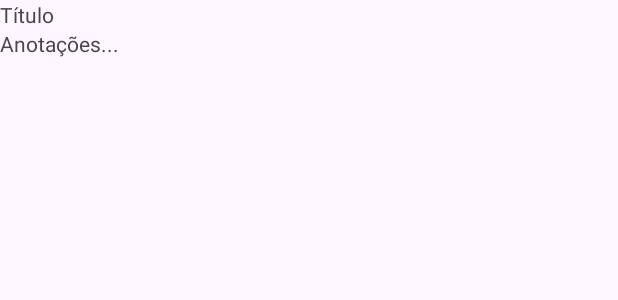
After one commit to Adylla027/Projeto-Integrador, an Android app: the layout fragment_visualizar_diario.xml on its own in the app's theme, with its tools: preview values and no code run, on a phone screen of 412 x 824 dp. The commit adds this screen. Shown: the top 300 px of the screen. Run offline under Robolectric (Android 15) with nearby library versions, the phone set to English and light mode, and no system bars.

Commit message:
leitura do banco de dados

```diff
--- a/app/src/main/java/com/adylla/atividade4/FragmentDiarioTexto.kt
+++ b/app/src/main/java/com/adylla/atividade4/FragmentDiarioTexto.kt
@@ -8,6 +8,7 @@ import android.view.ViewGroup
 import android.widget.Toast
 import androidx.fragment.app.setFragmentResult
 import androidx.navigation.fragment.findNavController
+import androidx.navigation.fragment.navArgs
 import com.adylla.atividade4.databinding.FragmentDiarioTextoBinding
 import com.google.firebase.Firebase
 import com.google.firebase.auth.FirebaseAuth
@@ -30,6 +31,7 @@ class FragmentDiarioTexto : Fragment() {
 
     private lateinit var auth: FirebaseAuth
 
+
     override fun onCreateView(
         inflater: LayoutInflater,
         container: ViewGroup?,
@@ -47,6 +49,7 @@ class FragmentDiarioTexto : Fragment() {
         auth = Firebase.auth
 
         initListener()
+
 
     }
 
--- a/app/src/main/java/com/adylla/atividade4/PaginaDiario.kt
+++ b/app/src/main/java/com/adylla/atividade4/PaginaDiario.kt
@@ -82,7 +82,7 @@ class PaginaDiario : Fragment() {
 
     private fun optionSelected(registro: RegistroDiario){
 
-        val action = PaginaDiarioDirections.actionPaginaDiarioToFragmentPaginaEscritaDiario()
+        val action = PaginaDiarioDirections.actionPaginaDiarioToVisualizarDiario(registro)
 
         findNavController().navigate(action)
     }
--- a/app/src/main/java/com/adylla/atividade4/registros/LoginProfissional.kt
+++ b/app/src/main/java/com/adylla/atividade4/registros/LoginProfissional.kt
@@ -55,14 +55,12 @@ class LoginProfissional : Fragment() {
                 Toast.makeText(requireContext(), "Preencha com email e senha!", Toast.LENGTH_SHORT).show()
 
             }else{
-                loginUser(email,senha)
+                loginUser(email, senha)
             }
 
         }
 
     }
-
-
     private fun loginUser(email: String, senha: String){
 
         try {
@@ -78,8 +76,6 @@ class LoginProfissional : Fragment() {
                         Toast.makeText(requireContext(), task.exception?.message, Toast.LENGTH_SHORT).show()
                     }
 
-
-
                 }
         }catch (e: Exception){
             Toast.makeText(requireContext(), e.message.toString(), Toast.LENGTH_SHORT).show()
--- a/app/src/main/res/layout/fragment_diario_texto.xml
+++ b/app/src/main/res/layout/fragment_diario_texto.xml
@@ -4,7 +4,8 @@
     xmlns:tools="http://schemas.android.com/tools"
     android:layout_width="match_parent"
     android:layout_height="match_parent"
-    tools:context=".FragmentDiarioTexto">
+    tools:context=".FragmentDiarioTexto"
+    android:id="@+id/fragment_diario_texto">
 
     <androidx.constraintlayout.widget.ConstraintLayout
         android:layout_width="match_parent"
--- /dev/null
+++ b/app/src/main/res/layout/fragment_visualizar_diario.xml
@@ -0,0 +1,28 @@
+<?xml version="1.0" encoding="utf-8"?>
+<ScrollView xmlns:android="http://schemas.android.com/apk/res/android"
+    xmlns:tools="http://schemas.android.com/tools"
+    android:layout_width="match_parent"
+    android:layout_height="match_parent"
+    tools:context=".VisualizarDiario">
+
+
+    <LinearLayout
+        android:layout_width="match_parent"
+        android:layout_height="wrap_content"
+        android:orientation="vertical">
+
+        <TextView
+            android:id="@+id/textView_titulo"
+            android:layout_width="match_parent"
+            android:layout_height="match_parent"
+            android:text="Título" />
+
+        <TextView
+            android:id="@+id/textView_lerDiario"
+            android:layout_width="match_parent"
+            android:layout_height="match_parent"
+            android:text="Anotações..." />
+
+    </LinearLayout>
+
+</ScrollView>
```
Also changed, not shown: app/src/main/java/com/adylla/atividade4/AgendamentoFragment.kt (+22 -5 lines), app/src/main/java/com/adylla/atividade4/VisualizarDiario.kt (added, +37 -0 lines), app/src/main/res/navigation/main_graph.xml (+20 -2 lines).
